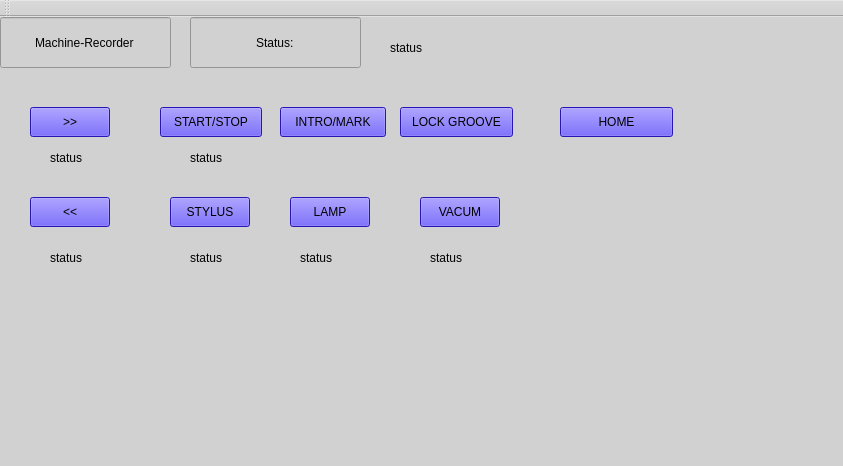
Above: mainwindow.ui from AlessandroFonseca/QT-Machine-Recorder before the change. Below: the same form after it.
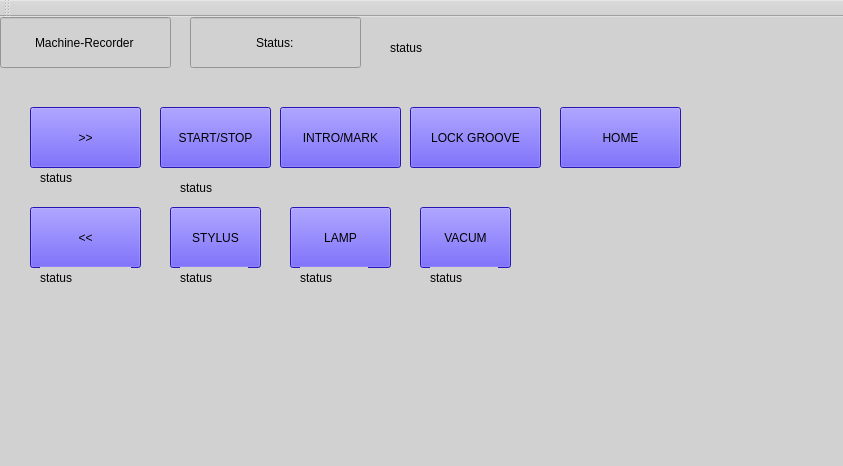
That is the form after the change.

What changed in the file:
```diff
--- a/mainwindow.ui
+++ b/mainwindow.ui
@@ -35,8 +35,8 @@
      <rect>
       <x>160</x>
       <y>90</y>
-      <width>102</width>
-      <height>30</height>
+      <width>111</width>
+      <height>61</height>
      </rect>
     </property>
     <property name="styleSheet">
@@ -52,8 +52,8 @@
      <rect>
       <x>280</x>
       <y>90</y>
-      <width>106</width>
-      <height>30</height>
+      <width>121</width>
+      <height>61</height>
      </rect>
     </property>
     <property name="autoFillBackground">
@@ -71,9 +71,9 @@
     <property name="geometry">
      <rect>
       <x>170</x>
-      <y>180</y>
-      <width>80</width>
-      <height>30</height>
+      <y>190</y>
+      <width>91</width>
+      <height>61</height>
      </rect>
     </property>
     <property name="styleSheet">
@@ -88,9 +88,9 @@
     <property name="geometry">
      <rect>
       <x>290</x>
-      <y>180</y>
-      <width>80</width>
-      <height>30</height>
+      <y>190</y>
+      <width>101</width>
+      <height>61</height>
      </rect>
     </property>
     <property name="styleSheet">
@@ -104,8 +104,8 @@
    <widget class="QLabel" name="lblSTAR">
     <property name="geometry">
      <rect>
-      <x>190</x>
-      <y>130</y>
+      <x>180</x>
+      <y>160</y>
       <width>68</width>
       <height>22</height>
      </rect>
@@ -120,8 +120,8 @@
    <widget class="QLabel" name="lblSTYLUS">
     <property name="geometry">
      <rect>
-      <x>190</x>
-      <y>230</y>
+      <x>180</x>
+      <y>250</y>
       <width>68</width>
       <height>22</height>
      </rect>
@@ -137,7 +137,7 @@
     <property name="geometry">
      <rect>
       <x>300</x>
-      <y>230</y>
+      <y>250</y>
       <width>68</width>
       <height>22</height>
      </rect>
@@ -173,10 +173,10 @@
    <widget class="QPushButton" name="btnLOCK">
     <property name="geometry">
      <rect>
-      <x>400</x>
+      <x>410</x>
       <y>90</y>
-      <width>113</width>
-      <height>30</height>
+      <width>131</width>
+      <height>61</height>
      </rect>
     </property>
     <property name="styleSheet">
@@ -191,9 +191,9 @@
     <property name="geometry">
      <rect>
       <x>420</x>
-      <y>180</y>
-      <width>80</width>
-      <height>30</height>
+      <y>190</y>
+      <width>91</width>
+      <height>61</height>
      </rect>
     </property>
     <property name="styleSheet">
@@ -208,9 +208,9 @@
     <property name="geometry">
      <rect>
       <x>30</x>
-      <y>180</y>
-      <width>80</width>
-      <height>30</height>
+      <y>190</y>
+      <width>111</width>
+      <height>61</height>
      </rect>
     </property>
     <property name="styleSheet">
@@ -224,9 +224,9 @@
    <widget class="QLabel" name="lblFWD">
     <property name="geometry">
      <rect>
-      <x>50</x>
-      <y>230</y>
-      <width>68</width>
+      <x>40</x>
+      <y>250</y>
+      <width>91</width>
       <height>22</height>
      </rect>
     </property>
@@ -241,7 +241,7 @@
     <property name="geometry">
      <rect>
       <x>430</x>
-      <y>230</y>
+      <y>250</y>
       <width>68</width>
       <height>22</height>
      </rect>
@@ -256,9 +256,9 @@
    <widget class="QLabel" name="lblBWD">
     <property name="geometry">
      <rect>
-      <x>50</x>
-      <y>130</y>
-      <width>68</width>
+      <x>40</x>
+      <y>150</y>
+      <width>91</width>
       <height>22</height>
      </rect>
     </property>
@@ -274,8 +274,8 @@
      <rect>
       <x>30</x>
       <y>90</y>
-      <width>80</width>
-      <height>30</height>
+      <width>111</width>
+      <height>61</height>
      </rect>
     </property>
     <property name="autoFillBackground">
@@ -334,8 +334,8 @@
      <rect>
       <x>560</x>
       <y>90</y>
-      <width>113</width>
-      <height>30</height>
+      <width>121</width>
+      <height>61</height>
      </rect>
     </property>
     <property name="styleSheet">
```
Left out of the diff: 3 changed lines with no effect on the pictures.
